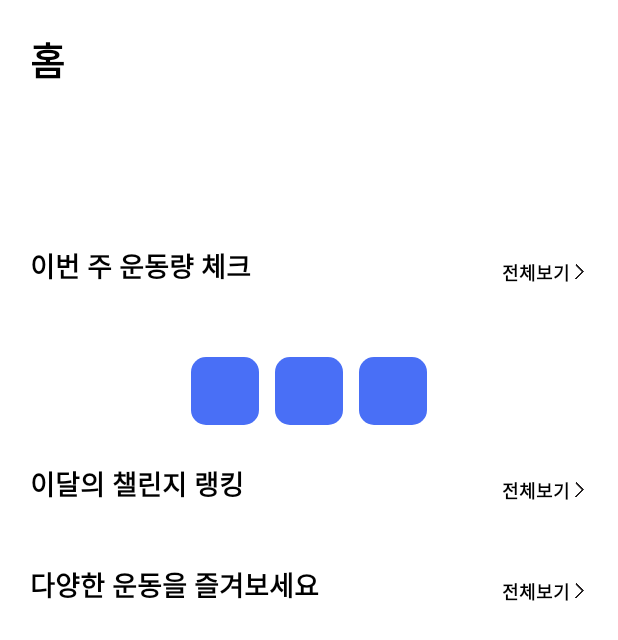
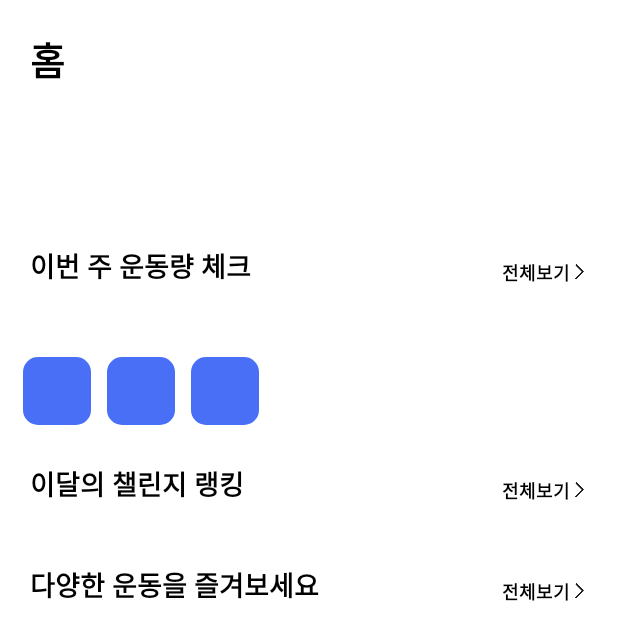
Before and after one commit to nam-su/FitFit, an Android app: the layout fragment_home.xml on its own in the app's theme, with its tools: preview values and no code run, on a phone screen of 412 x 824 dp. Shown: the top 640 px of the screen. Run offline under Robolectric (Android 15) with nearby library versions, the phone set to English and light mode, and no system bars.

Commit message:
Chore : 리사이클러뷰 그리드로 바꾸고 span 속성 추가

```diff
--- a/app/src/main/java/com/example/fitfit/fragment/HomeFragment.kt
+++ b/app/src/main/java/com/example/fitfit/fragment/HomeFragment.kt
@@ -1,12 +1,15 @@
 package com.example.fitfit.fragment
 
+import android.app.Application
 import android.os.Bundle
 import androidx.fragment.app.Fragment
 import android.view.LayoutInflater
 import android.view.View
 import android.view.ViewGroup
+import android.widget.GridLayout
 import androidx.databinding.DataBindingUtil
 import androidx.lifecycle.ViewModelProvider
+import androidx.recyclerview.widget.GridLayoutManager
 import com.example.fitfit.R
 import com.example.fitfit.adapter.CheckWeekExerciseAdapter
 import com.example.fitfit.databinding.FragmentHomeBinding
@@ -42,6 +45,7 @@ class HomeFragment : Fragment() {
         homeViewModel = HomeViewModel()
         binding.homeViewModel = homeViewModel
 
+        binding.recyclerViewCheckWeekExercise.layoutManager = GridLayoutManager(activity?.applicationContext,7)
         binding.recyclerViewCheckWeekExercise.adapter = CheckWeekExerciseAdapter(homeViewModel.setRecyclerViewWeekStatus())
 
         // 시작할때 통신을해서 viewModel에 어레이리스트 생성 후 observe해서 어뎁터 리스트에 꽂아준다?
--- a/app/src/main/res/layout/fragment_home.xml
+++ b/app/src/main/res/layout/fragment_home.xml
@@ -99,11 +99,11 @@
 
         <androidx.recyclerview.widget.RecyclerView
             android:id="@+id/recyclerViewCheckWeekExercise"
-            android:layout_width="wrap_content"
+            android:layout_width="match_parent"
             android:layout_height="wrap_content"
             android:layout_marginHorizontal="10dp"
             android:orientation="horizontal"
-            app:layoutManager="androidx.recyclerview.widget.LinearLayoutManager"
+            app:layoutManager="androidx.recyclerview.widget.GridLayoutManager"
             app:layout_constraintEnd_toEndOf="parent"
             app:layout_constraintStart_toStartOf="parent"
             app:layout_constraintTop_toBottomOf="@+id/linearLayoutCheckWeekExercise"
@@ -167,9 +167,11 @@
             android:id="@+id/recyclerView2"
             android:layout_width="match_parent"
             android:layout_height="wrap_content"
+            android:orientation="vertical"
             app:layout_constraintEnd_toEndOf="parent"
             app:layout_constraintStart_toStartOf="parent"
-            app:layout_constraintTop_toBottomOf="@+id/linearLayout2" />
+            app:layout_constraintTop_toBottomOf="@+id/linearLayout2"
+            app:layoutManager="androidx.recyclerview.widget.LinearLayoutManager"/>
 
         <!-- 이달의 챌린지 랭킹 레이아웃 끝-->
 
```
